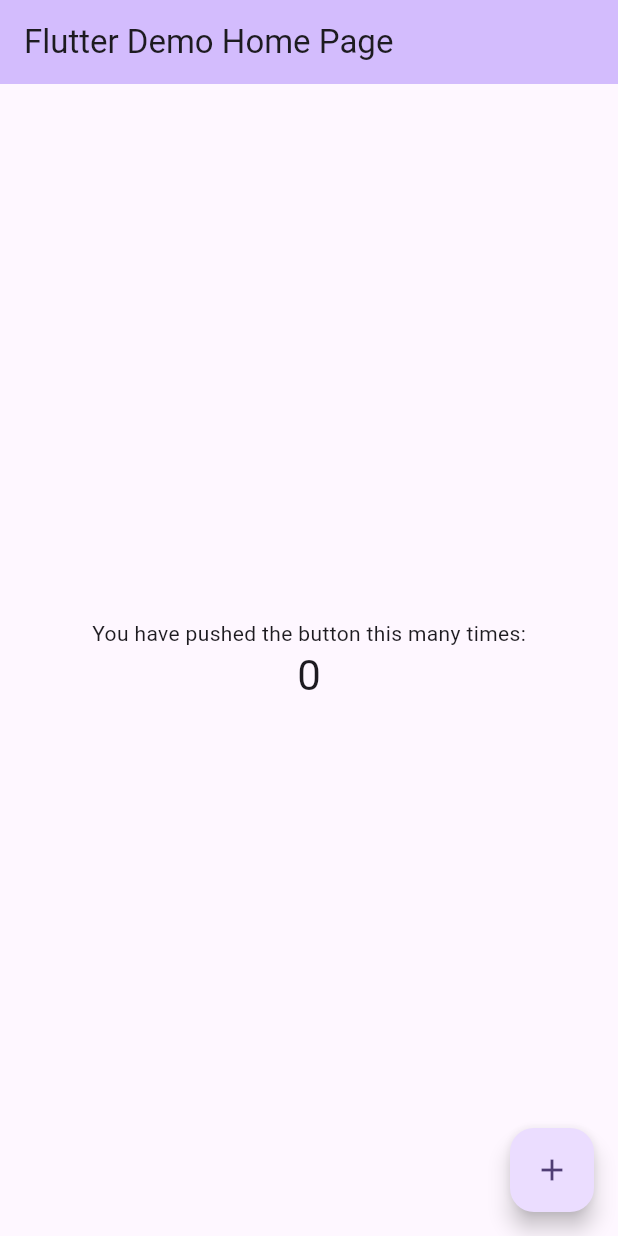
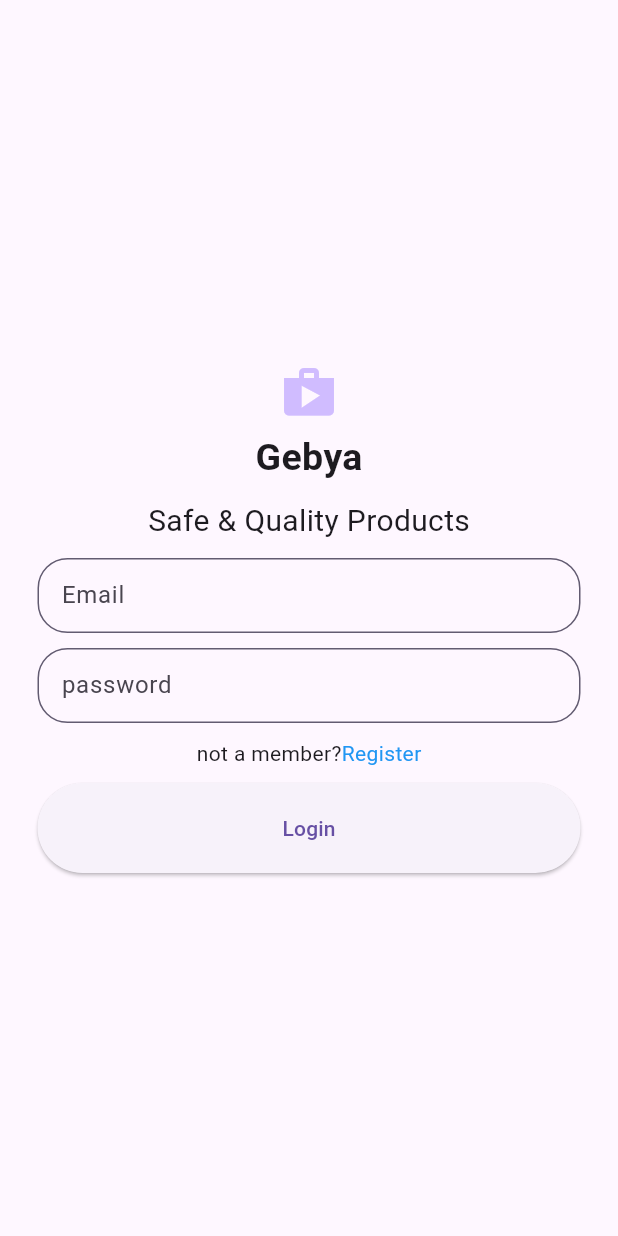
Before and after one commit to Beemnetm/Gebya_ecommerceapp, a Flutter app: the screen it shows after launch, on a phone screen of 412 x 824 dp. Run offline on Flutter 3.47's test engine with Material 3 defaults, Android fonts, the phone set to English and light mode, and no system bars; our stand-ins replace firebase_auth, firebase_core; accounts and stored records are empty.

Commit message:
login page UI and Authetication

```diff
--- a/analysis_options.yaml
+++ b/analysis_options.yaml
@@ -7,7 +7,7 @@
 
 # The following line activates a set of recommended lints for Flutter apps,
 # packages, and plugins designed to encourage good coding practices.
-include: package:flutter_lints/flutter.yaml
+# include: package:flutter_lints/flutter.yaml
 
 linter:
   # The lint rules applied to this project can be customized in the
--- /dev/null
+++ b/lib/Registerpage.dart
@@ -0,0 +1,19 @@
+import 'package:flutter/material.dart';
+
+class Registerpage extends StatefulWidget {
+  const Registerpage({super.key});
+
+  @override
+  State<Registerpage> createState() => _RegisterpageState();
+}
+
+class _RegisterpageState extends State<Registerpage> {
+  @override
+  Widget build(BuildContext context) {
+    return Scaffold(
+      body: SingleChildScrollView(
+        child: Center(),
+      ),
+    );
+  }
+}
--- /dev/null
+++ b/lib/light_mode.dart
@@ -0,0 +1,10 @@
+import 'package:flutter/material.dart';
+
+ThemeData lightMode = ThemeData(
+  colorScheme: ColorScheme.light(
+    surface: Colors.grey.shade300,
+    primary: Colors.grey.shade200,
+    secondary: Colors.white,
+    inversePrimary: Colors.grey.shade700,
+  ),
+);
--- /dev/null
+++ b/lib/loginpage.dart
@@ -0,0 +1,154 @@
+import 'package:firebase_auth/firebase_auth.dart';
+import 'package:flutter/material.dart';
+import 'package:gebya_ecommerceapp/Registerpage.dart';
+
+class Loginpage extends StatefulWidget {
+  const Loginpage({super.key});
+
+  @override
+  State<Loginpage> createState() => _LoginpageState();
+}
+
+class _LoginpageState extends State<Loginpage> {
+  final _emailController = TextEditingController();
+  final _passwordController = TextEditingController();
+  bool isLoading = false;
+
+  Future SignIn() async {
+    await FirebaseAuth.instance.signInWithEmailAndPassword(
+      email: _emailController.text.trim(),
+      password: _passwordController.text.trim(),
+    );
+  }
+
+  @override
+  Widget build(BuildContext context) {
+    return Scaffold(
+      body: SafeArea(
+        child: Center(
+          child: SingleChildScrollView(
+            child: Column(
+              children: [
+                Icon(
+                  Icons.shop,
+                  size: 40,
+                  color: Theme.of(context).colorScheme.inversePrimary,
+                ),
+                SizedBox(height: 5),
+                Text(
+                  'Gebya',
+                  style: TextStyle(fontSize: 25, fontWeight: FontWeight.bold),
+                ),
+                SizedBox(height: 10),
+                Text(
+                  'Safe & Quality Products',
+                  style: TextStyle(fontSize: 20),
+                ),
+                SizedBox(height: 10),
+                Padding(
+                  padding: const EdgeInsets.symmetric(horizontal: 25.0),
+                  child: Container(
+                    decoration: BoxDecoration(
+                      border: Border.all(
+                          color: Theme.of(context).colorScheme.secondary),
+                      borderRadius: BorderRadius.circular(20),
+                    ),
+                    child: TextField(
+                      controller: _emailController,
+                      decoration: InputDecoration(
+                        border: InputBorder.none,
+                        hintText: 'Email',
+                        contentPadding: EdgeInsets.only(left: 15.0),
+                      ),
+                    ),
+                  ),
+                ),
+                SizedBox(height: 10),
+                Padding(
+                  padding: const EdgeInsets.symmetric(horizontal: 25.0),
+                  child: Container(
+                    decoration: BoxDecoration(
+                      border: Border.all(
+                          color: Theme.of(context).colorScheme.secondary),
+                      borderRadius: BorderRadius.circular(20),
+                    ),
+                    child: TextField(
+                      controller: _passwordController,
+                      decoration: InputDecoration(
+                        border: InputBorder.none,
+                        hintText: 'password',
+                        contentPadding: EdgeInsets.only(left: 15.0),
+                      ),
+                    ),
+                  ),
+                ),
+                SizedBox(
+                  height: 10,
+                ),
+                Row(
+                  mainAxisAlignment: MainAxisAlignment.center,
+                  children: [
+                    Text('not a member?'),
+                    GestureDetector(
+                      onTap: () {
+                        Navigator.push(
+                          context,
+                          MaterialPageRoute(
+                            builder: (context) => Registerpage(),
+                          ),
+                        );
+                      },
+                      child: Text(
+                        'Register',
+                        style: TextStyle(color: Colors.blue),
+                      ),
+                    )
+                  ],
+                ),
+                SizedBox(
+                  height: 10,
+                ),
+                Padding(
+                  padding: const EdgeInsets.symmetric(horizontal: 25.0),
+                  child: Container(
+                    width: MediaQuery.of(context).size.width,
+                    height: 60,
+                    child: ElevatedButton(
+                      onPressed: () {
+                        setState(() {
+                          isLoading = true;
+                        });
+                        Future.delayed(Duration(seconds: 3), () {
+                          setState(() {
+                            isLoading = false;
+                          });
+                        });
+                      },
+                      child: isLoading
+                          ? Row(
+                              mainAxisAlignment: MainAxisAlignment.center,
+                              children: [
+                                Text(
+                                  'loading ..',
+                                  style: TextStyle(fontSize: 20),
+                                ),
+                                SizedBox(
+                                  width: 10,
+                                ),
+                                CircularProgressIndicator(
+                                  color: Colors.white,
+                                ),
+                              ],
+                            )
+                          : Text('Login'),
+                    ),
+                  ),
+                ),
+              ],
+            ),
+          ),
+        ),
+      ),
+    );
+  }
+}
--- a/lib/main.dart
+++ b/lib/main.dart
@@ -1,125 +1,20 @@
+import 'package:firebase_core/firebase_core.dart';
 import 'package:flutter/material.dart';
+import 'package:gebya_ecommerceapp/loginpage.dart';
 
-void main() {
+void main() async {
+  WidgetsFlutterBinding.ensureInitialized();
+  await Firebase.initializeApp();
   runApp(const MyApp());
 }
 
 class MyApp extends StatelessWidget {
   const MyApp({super.key});
-
-  // This widget is the root of your application.
   @override
   Widget build(BuildContext context) {
     return MaterialApp(
-      title: 'Flutter Demo',
-      theme: ThemeData(
-        // This is the theme of your application.
-        //
-        // TRY THIS: Try running your application with "flutter run". You'll see
-        // the application has a purple toolbar. Then, without quitting the app,
-        // try changing the seedColor in the colorScheme below to Colors.green
-        // and then invoke "hot reload" (save your changes or press the "hot
-        // reload" button in a Flutter-supported IDE, or press "r" if you used
-        // the command line to start the app).
-        //
-        // Notice that the counter didn't reset back to zero; the application
-        // state is not lost during the reload. To reset the state, use hot
-        // restart instead.
-        //
-        // This works for code too, not just values: Most code changes can be
-        // tested with just a hot reload.
-        colorScheme: ColorScheme.fromSeed(seedColor: Colors.deepPurple),
-        useMaterial3: true,
-      ),
-      home: const MyHomePage(title: 'Flutter Demo Home Page'),
+      debugShowCheckedModeBanner: false,
+      home: Loginpage(),
     );
   }
 }
-
-class MyHomePage extends StatefulWidget {
-  const MyHomePage({super.key, required this.title});
-
-  // This widget is the home page of your application. It is stateful, meaning
-  // that it has a State object (defined below) that contains fields that affect
-  // how it looks.
-
-  // This class is the configuration for the state. It holds the values (in this
-  // case the title) provided by the parent (in this case the App widget) and
-  // used by the build method of the State. Fields in a Widget subclass are
-  // always marked "final".
-
-  final String title;
-
-  @override
-  State<MyHomePage> createState() => _MyHomePageState();
-}
-
-class _MyHomePageState extends State<MyHomePage> {
-  int _counter = 0;
-
-  void _incrementCounter() {
-    setState(() {
-      // This call to setState tells the Flutter framework that something has
-      // changed in this State, which causes it to rerun the build method below
-      // so that the display can reflect the updated values. If we changed
-      // _counter without calling setState(), then the build method would not be
-      // called again, and so nothing would appear to happen.
-      _counter++;
-    });
-  }
-
-  @override
-  Widget build(BuildContext context) {
-    // This method is rerun every time setState is called, for instance as done
-    // by the _incrementCounter method above.
-    //
-    // The Flutter framework has been optimized to make rerunning build methods
-    // fast, so that you can just rebuild anything that needs updating rather
-    // than having to individually change instances of widgets.
-    return Scaffold(
-      appBar: AppBar(
-        // TRY THIS: Try changing the color here to a specific color (to
-        // Colors.amber, perhaps?) and trigger a hot reload to see the AppBar
-        // change color while the other colors stay the same.
-        backgroundColor: Theme.of(context).colorScheme.inversePrimary,
-        // Here we take the value from the MyHomePage object that was created by
-        // the App.build method, and use it to set our appbar title.
-        title: Text(widget.title),
-      ),
-      body: Center(
-        // Center is a layout widget. It takes a single child and positions it
-        // in the middle of the parent.
-        child: Column(
-          // Column is also a layout widget. It takes a list of children and
-          // arranges them vertically. By default, it sizes itself to fit its
-          // children horizontally, and tries to be as tall as its parent.
-          //
-          // Column has various properties to control how it sizes itself and
-          // how it positions its children. Here we use mainAxisAlignment to
-          // center the children vertically; the main axis here is the vertical
-          // axis because Columns are vertical (the cross axis would be
-          // horizontal).
-          //
-          // TRY THIS: Invoke "debug painting" (choose the "Toggle Debug Paint"
-          // action in the IDE, or press "p" in the console), to see the
-          // wireframe for each widget.
-          mainAxisAlignment: MainAxisAlignment.center,
-          children: <Widget>[
-            const Text(
-              'You have pushed the button this many times:',
-            ),
-            Text(
-              '$_counter',
-              style: Theme.of(context).textTheme.headlineMedium,
-            ),
-          ],
-        ),
-      ),
-      floatingActionButton: FloatingActionButton(
-        onPressed: _incrementCounter,
-        tooltip: 'Increment',
-        child: const Icon(Icons.add),
-      ), // This trailing comma makes auto-formatting nicer for build methods.
-    );
-  }
-}
--- a/pubspec.yaml
+++ b/pubspec.yaml
@@ -35,6 +35,8 @@ dependencies:
   # The following adds the Cupertino Icons font to your application.
   # Use with the CupertinoIcons class for iOS style icons.
   cupertino_icons: ^1.0.8
+  firebase_core: ^3.6.0
+  firebase_auth: ^5.3.1
 
 dev_dependencies:
   flutter_test:
@@ -46,6 +48,7 @@ dev_dependencies:
   # package. See that file for information about deactivating specific lint
   # rules and activating additional ones.
   flutter_lints: ^4.0.0
+  provider: ^6.1.2
 
 # For information on the generic Dart part of this file, see the
 # following page: https://dart.dev/tools/pub/pubspec
```
Also changed, not shown: pubspec.lock, 6 other files.
